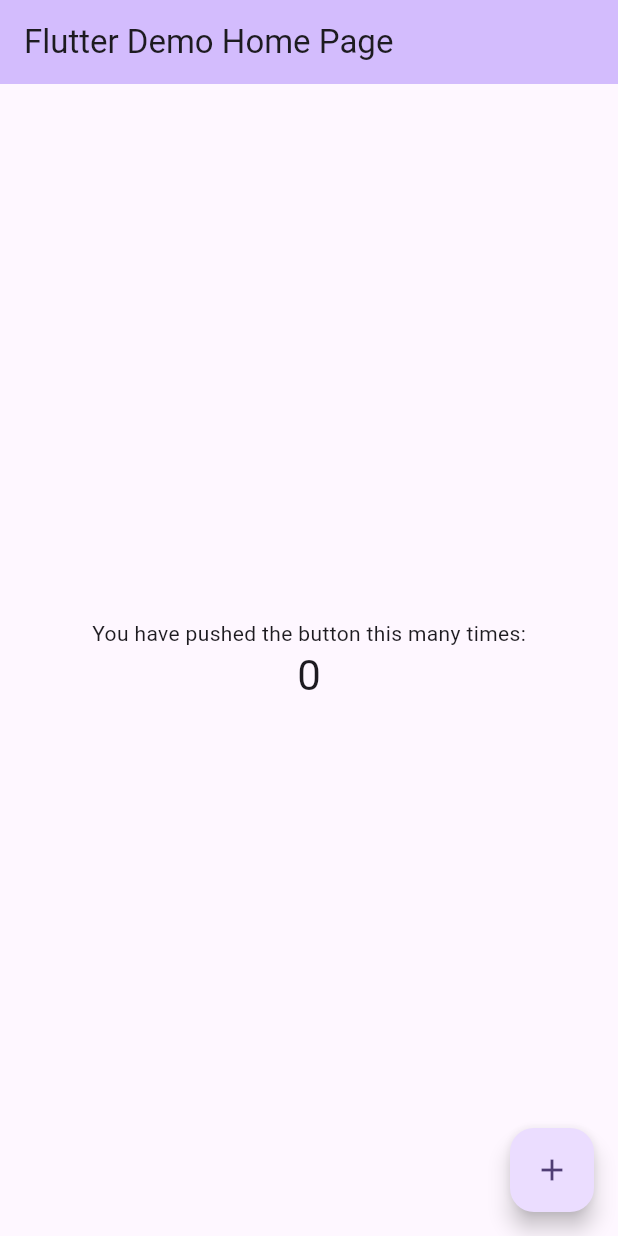
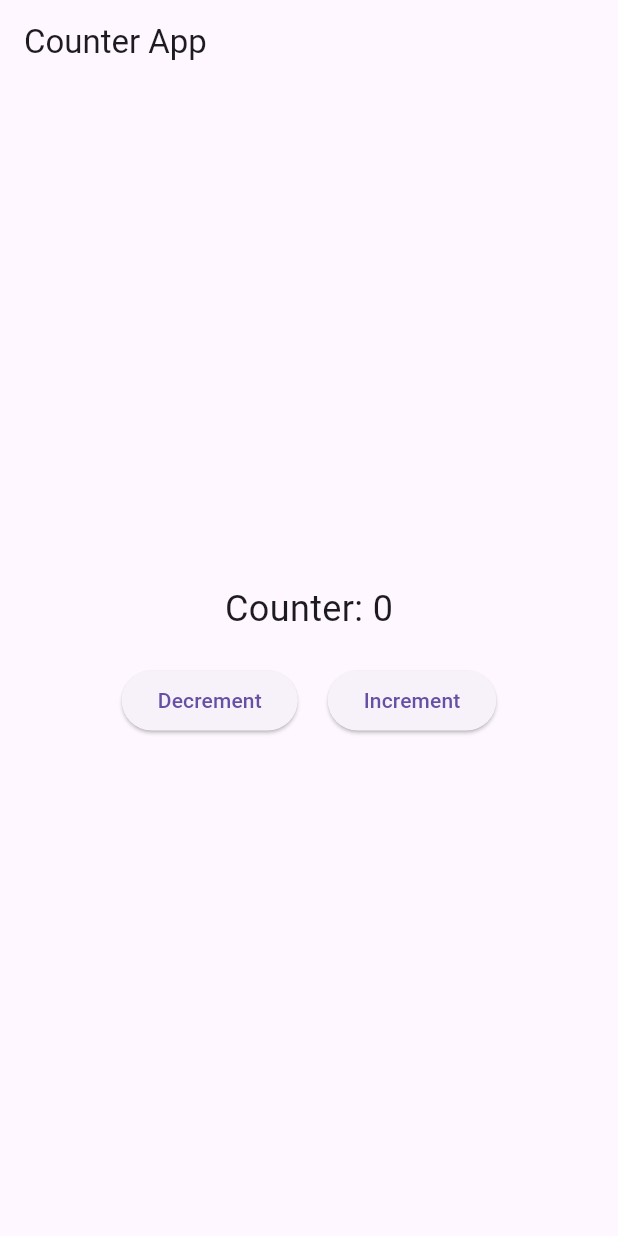
Before and after one commit to MoSwidan/counter_app, a Flutter app: the screen it shows after launch, on a phone screen of 412 x 824 dp. Run offline on Flutter 3.47's test engine with Material 3 defaults, Android fonts, the phone set to English and light mode, and no system bars; our stand-ins replace equatable, flutter_bloc.

Commit message:
app release v1

```diff
--- /dev/null
+++ b/lib/cubits/counter/counter_cubit.dart
@@ -0,0 +1,11 @@
+import 'package:flutter_bloc/flutter_bloc.dart';
+import 'package:equatable/equatable.dart';
+
+part 'counter_state.dart';
+
+class CounterCubit extends Cubit<CounterState> {
+  CounterCubit() : super(const CounterState(0));
+
+  void increment() => emit(CounterState(state.value + 1));
+  void decrement() => emit(CounterState(state.value - 1));
+}
--- /dev/null
+++ b/lib/cubits/counter/counter_state.dart
@@ -0,0 +1,10 @@
+part of 'counter_cubit.dart';
+
+class CounterState extends Equatable {
+  final int value;
+
+  const CounterState(this.value);
+
+  @override
+  List<Object> get props => [value];
+}
--- a/lib/main.dart
+++ b/lib/main.dart
@@ -1,4 +1,7 @@
 import 'package:flutter/material.dart';
+import 'package:flutter_bloc/flutter_bloc.dart';
+import 'cubits/counter/counter_cubit.dart';
+import 'screens/counter_screen.dart';
 
 void main() {
   runApp(const MyApp());
@@ -7,119 +10,14 @@ void main() {
 class MyApp extends StatelessWidget {
   const MyApp({super.key});
 
-  // This widget is the root of your application.
   @override
   Widget build(BuildContext context) {
-    return MaterialApp(
-      title: 'Flutter Demo',
-      theme: ThemeData(
-        // This is the theme of your application.
-        //
-        // TRY THIS: Try running your application with "flutter run". You'll see
-        // the application has a purple toolbar. Then, without quitting the app,
-        // try changing the seedColor in the colorScheme below to Colors.green
-        // and then invoke "hot reload" (save your changes or press the "hot
-        // reload" button in a Flutter-supported IDE, or press "r" if you used
-        // the command line to start the app).
-        //
-        // Notice that the counter didn't reset back to zero; the application
-        // state is not lost during the reload. To reset the state, use hot
-        // restart instead.
-        //
-        // This works for code too, not just values: Most code changes can be
-        // tested with just a hot reload.
-        colorScheme: ColorScheme.fromSeed(seedColor: Colors.deepPurple),
-        useMaterial3: true,
+    return BlocProvider(
+      create: (context) => CounterCubit(),
+      child: MaterialApp(
+        title: 'Counter App',
+        home: CounterScreen(),
       ),
-      home: const MyHomePage(title: 'Flutter Demo Home Page'),
     );
   }
 }
-
-class MyHomePage extends StatefulWidget {
-  const MyHomePage({super.key, required this.title});
-
-  // This widget is the home page of your application. It is stateful, meaning
-  // that it has a State object (defined below) that contains fields that affect
-  // how it looks.
-
-  // This class is the configuration for the state. It holds the values (in this
-  // case the title) provided by the parent (in this case the App widget) and
-  // used by the build method of the State. Fields in a Widget subclass are
-  // always marked "final".
-
-  final String title;
-
-  @override
-  State<MyHomePage> createState() => _MyHomePageState();
-}
-
-class _MyHomePageState extends State<MyHomePage> {
-  int _counter = 0;
-
-  void _incrementCounter() {
-    setState(() {
-      // This call to setState tells the Flutter framework that something has
-      // changed in this State, which causes it to rerun the build method below
-      // so that the display can reflect the updated values. If we changed
-      // _counter without calling setState(), then the build method would not be
-      // called again, and so nothing would appear to happen.
-      _counter++;
-    });
-  }
-
-  @override
-  Widget build(BuildContext context) {
-    // This method is rerun every time setState is called, for instance as done
-    // by the _incrementCounter method above.
-    //
-    // The Flutter framework has been optimized to make rerunning build methods
-    // fast, so that you can just rebuild anything that needs updating rather
-    // than having to individually change instances of widgets.
-    return Scaffold(
-      appBar: AppBar(
-        // TRY THIS: Try changing the color here to a specific color (to
-        // Colors.amber, perhaps?) and trigger a hot reload to see the AppBar
-        // change color while the other colors stay the same.
-        backgroundColor: Theme.of(context).colorScheme.inversePrimary,
-        // Here we take the value from the MyHomePage object that was created by
-        // the App.build method, and use it to set our appbar title.
-        title: Text(widget.title),
-      ),
-      body: Center(
-        // Center is a layout widget. It takes a single child and positions it
-        // in the middle of the parent.
-        child: Column(
-          // Column is also a layout widget. It takes a list of children and
-          // arranges them vertically. By default, it sizes itself to fit its
-          // children horizontally, and tries to be as tall as its parent.
-          //
-          // Column has various properties to control how it sizes itself and
-          // how it positions its children. Here we use mainAxisAlignment to
-          // center the children vertically; the main axis here is the vertical
-          // axis because Columns are vertical (the cross axis would be
-          // horizontal).
-          //
-          // TRY THIS: Invoke "debug painting" (choose the "Toggle Debug Paint"
-          // action in the IDE, or press "p" in the console), to see the
-          // wireframe for each widget.
-          mainAxisAlignment: MainAxisAlignment.center,
-          children: <Widget>[
-            const Text(
-              'You have pushed the button this many times:',
-            ),
-            Text(
-              '$_counter',
-              style: Theme.of(context).textTheme.headlineMedium,
-            ),
-          ],
-        ),
-      ),
-      floatingActionButton: FloatingActionButton(
-        onPressed: _incrementCounter,
-        tooltip: 'Increment',
-        child: const Icon(Icons.add),
-      ), // This trailing comma makes auto-formatting nicer for build methods.
-    );
-  }
-}
--- /dev/null
+++ b/lib/screens/counter_screen.dart
@@ -0,0 +1,80 @@
+import 'package:flutter/material.dart';
+import 'package:flutter_bloc/flutter_bloc.dart';
+import '../cubits/counter/counter_cubit.dart';
+
+class CounterScreen extends StatelessWidget {
+  const CounterScreen({super.key});
+
+  @override
+  Widget build(BuildContext context) {
+    return Scaffold(
+      appBar: AppBar(title: const Text('Counter App')),
+      body: Center(
+        child: Column(
+          mainAxisAlignment: MainAxisAlignment.center,
+          children: [
+            // BlocListener to show a dialog when the counter is negative
+            BlocListener<CounterCubit, CounterState>(
+              listener: (context, state) {
+                if (state.value < 0) {
+                  showDialog(
+                    context: context,
+                    builder: (context) => AlertDialog(
+                      title: const Text('Warning'),
+                      content: const Text('Counter is negative!'),
+                      actions: [
+                        TextButton(
+                          onPressed: () => Navigator.pop(context),
+                          child: const Text('OK'),
+                        ),
+                      ],
+                    ),
+                  );
+                }
+              },
+              child: Container(), // Placeholder
+            ),
+
+            // BlocConsumer to handle both UI updates and snackbar messages
+            BlocConsumer<CounterCubit, CounterState>(
+              listener: (context, state) {
+                if (state.value == 10 || state.value == -10) {
+                  ScaffoldMessenger.of(context).showSnackBar(
+                    SnackBar(
+                      content: Text('Counter reached ${state.value}!'),
+                      duration: const Duration(seconds: 2),
+                    ),
+                  );
+                }
+              },
+              builder: (context, state) {
+                return Text(
+                  'Counter: ${state.value}',
+                  style: const TextStyle(fontSize: 24),
+                );
+              },
+            ),
+
+            const SizedBox(height: 20),
+
+            // Buttons to increment and decrement the counter
+            Row(
+              mainAxisAlignment: MainAxisAlignment.center,
+              children: [
+                ElevatedButton(
+                  onPressed: () => context.read<CounterCubit>().decrement(),
+                  child: const Text('Decrement'),
+                ),
+                const SizedBox(width: 20),
+                ElevatedButton(
+                  onPressed: () => context.read<CounterCubit>().increment(),
+                  child: const Text('Increment'),
+                ),
+              ],
+            ),
+          ],
+        ),
+      ),
+    );
+  }
+}
--- a/pubspec.yaml
+++ b/pubspec.yaml
@@ -30,6 +30,8 @@ environment:
 dependencies:
   flutter:
     sdk: flutter
+  flutter_bloc: ^8.1.3
+  equatable: ^2.0.5
 
   # The following adds the Cupertino Icons font to your application.
   # Use with the CupertinoIcons class for iOS style icons.
```
Also changed, not shown: Screenshot_1.png (added), Screenshot_2.png (added), Screenshot_3.png (added), pubspec.lock, 1 other file.
